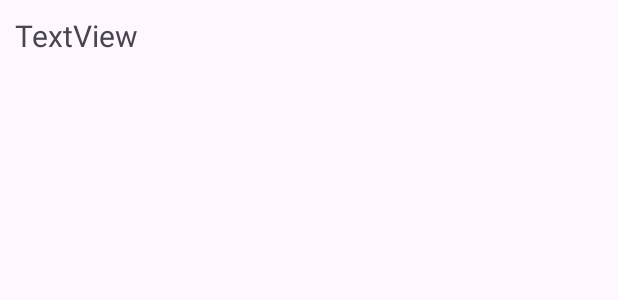
After one commit to mgill1009/HandyManApp, an Android app: the layout chat_row.xml on its own in the app's theme, with its tools: preview values and no code run, on a phone screen of 412 x 824 dp. The commit adds this screen. Shown: the top 300 px of the screen. Run offline under Robolectric (Android 15) with nearby library versions, the phone set to English and light mode, and no system bars.

Commit message:
chat activity prototype

```diff
--- /dev/null
+++ b/app/src/main/res/layout/chat_row.xml
@@ -0,0 +1,16 @@
+<?xml version="1.0" encoding="utf-8"?>
+<androidx.appcompat.widget.LinearLayoutCompat xmlns:android="http://schemas.android.com/apk/res/android"
+    xmlns:tools="http://schemas.android.com/tools"
+    android:layout_width="wrap_content"
+    android:layout_height="wrap_content"
+    >
+
+    <TextView
+        android:id="@+id/chatItemTV"
+        android:layout_width="wrap_content"
+        android:layout_height="wrap_content"
+        android:text="TextView"
+        android:layout_margin="10dp"
+        android:textSize="20dp"/>
+
+</androidx.appcompat.widget.LinearLayoutCompat>
```
Also changed, not shown: app/src/main/java/com/mg/handyman/ChatActivity.kt (+48 -2 lines), app/src/main/java/com/mg/handyman/ChatArrayAdapter.kt (added, +37 -0 lines), app/src/main/java/com/mg/handyman/MessageListActivity.kt (+15 -6 lines), app/src/main/java/com/mg/handyman/User.kt (added, +10 -0 lines), app/src/main/res/layout/activity_chat.xml (+7 -6 lines).
